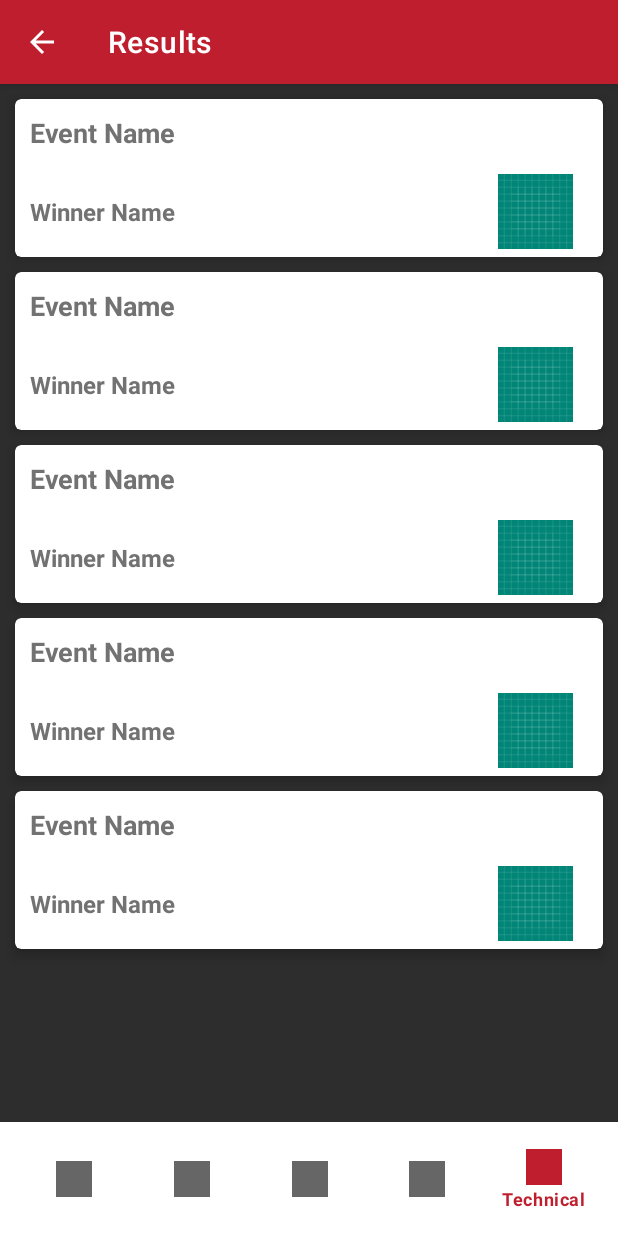
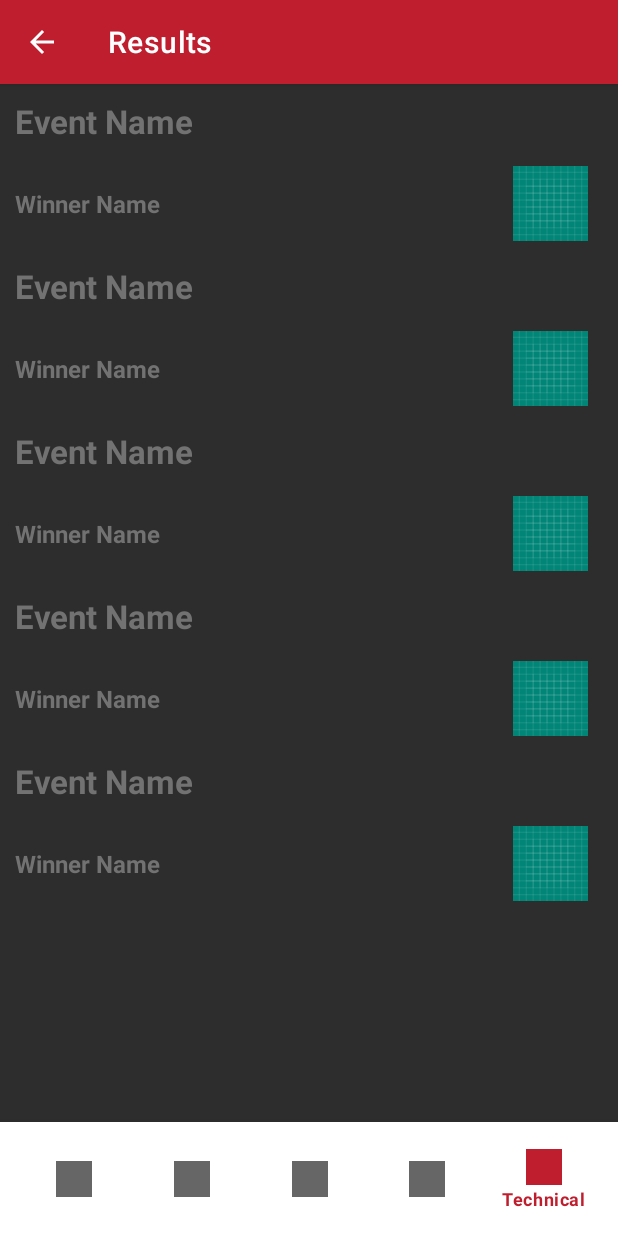
Before and after one commit to shashank1800/Android_App-Utopia-19, an Android app: the Results screen opened directly, with no data from a screen before it, item 5 of the bottom bar chosen, on a phone screen of 412 x 824 dp. Run offline under Robolectric (Android 15) with nearby library versions, the phone set to English and light mode, and no system bars; our stand-ins replace Firebase (no records; nobody signed in at launch, a user with empty details on screens opened directly).

Commit message:
intermediate commit

```diff
--- a/app/build.gradle
+++ b/app/build.gradle
@@ -37,7 +37,6 @@ dependencies {
     implementation 'com.squareup.picasso:picasso:2.71828'
     implementation 'com.android.support:support-compat:28.0.0'
     implementation 'com.github.barteksc:android-pdf-viewer:2.8.2'
-    implementation 'de.hdodenhof:circleimageview:2.2.0'
     implementation 'com.google.firebase:firebase-messaging:17.3.4'
 }
 apply plugin: 'com.google.gms.google-services'
--- a/app/src/main/res/layout/my_layout_tech.xml
+++ b/app/src/main/res/layout/my_layout_tech.xml
@@ -1,18 +1,9 @@
 <?xml version="1.0" encoding="utf-8"?>
-<com.google.android.material.card.MaterialCardView
-    xmlns:android="http://schemas.android.com/apk/res/android"
-    android:layout_width="match_parent"
-    android:layout_height="wrap_content"
-    xmlns:app="http://schemas.android.com/apk/res-auto"
-    android:layout_marginLeft="@dimen/dimen_10dp"
-    android:layout_marginTop="@dimen/dimen_10dp"
-    android:layout_marginRight="@dimen/dimen_10dp"
-    app:cardElevation="@dimen/dimen_5dp">
-    <LinearLayout
-        android:layout_width="match_parent"
+<LinearLayout android:layout_width="match_parent"
     android:layout_height="wrap_content"
     android:layout_gravity="center"
-        android:orientation="vertical">
+    android:orientation="vertical"
+    xmlns:android="http://schemas.android.com/apk/res/android">
     <TextView
         android:id="@+id/eventName"
         android:layout_width="wrap_content"
@@ -22,7 +13,7 @@
         android:text="Event Name"
         android:textColor="@color/postDetailColor"
         android:textStyle="bold"
-            android:textSize="@dimen/dimen_18sp"
+        android:textSize="@dimen/dimen_22sp"
         android:fontFamily="sans-serif"/>
     <LinearLayout
         android:layout_width="match_parent"
@@ -54,4 +45,3 @@
         </LinearLayout>
     </LinearLayout>
 </LinearLayout>
-</com.google.android.material.card.MaterialCardView>
--- a/app/src/main/res/values/dimens.xml
+++ b/app/src/main/res/values/dimens.xml
@@ -21,4 +21,6 @@
     <dimen name="dimen_150dp">150dp</dimen>
     <dimen name="dimen_0dp">0dp</dimen>
     <dimen name="dimen_40dp">40dp</dimen>
+    <dimen name="dimen_24sp">24sp</dimen>
+    <dimen name="dimen_22sp">22sp</dimen>
 </resources>
```
Also changed, not shown: app/src/main/AndroidManifest.xml (+4 -5 lines), app/src/main/java/com/rnsit/utopia/AboutDev.java (+32 -9 lines), app/src/main/res/layout/activity_about_dev.xml (+6 -12 lines), app/src/main/res/layout/my_layout_fun.xml (+4 -14 lines), app/src/main/res/layout/my_layout_sports.xml (+2 -13 lines). Lines whose indentation alone changed are shown as unchanged.
